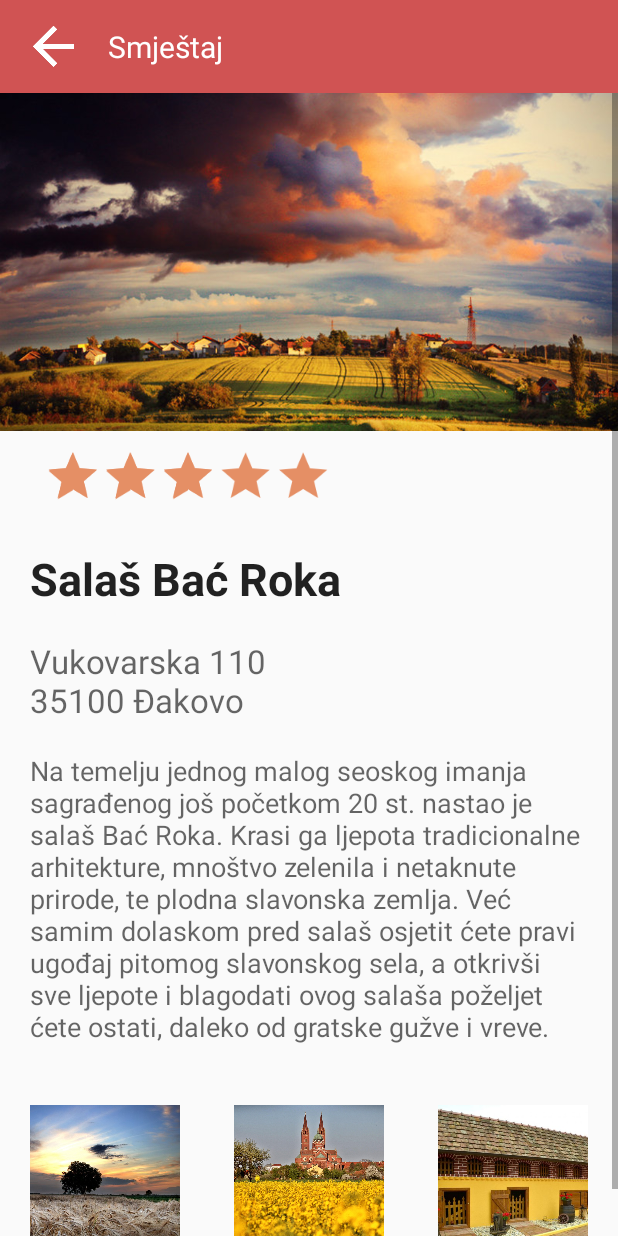
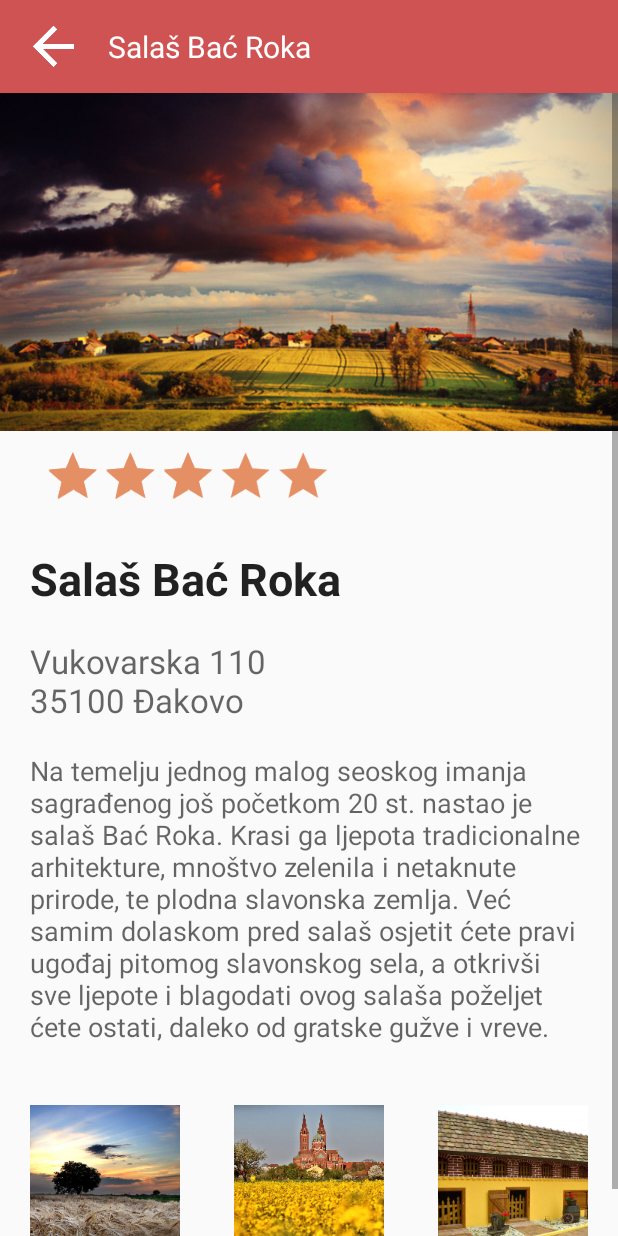
Before and after one commit to DomagojCavarOS/FindMyRoom, an Android app: the screen it shows after launch (Show), after a tap on "Salaš Bać Roka", on a phone screen of 412 x 824 dp. Run offline under Robolectric (Android 15) with nearby library versions, the phone set to English and light mode, and no system bars.

Commit message:
FindMyRoom
App with fragments :dancer:

```diff
--- a/FindMyRoom/app/src/main/AndroidManifest.xml
+++ b/FindMyRoom/app/src/main/AndroidManifest.xml
@@ -7,7 +7,8 @@
         android:icon="@mipmap/ic_launcher"
         android:label="@string/app_name"
         android:supportsRtl="true"
-        android:theme="@style/AppTheme" >
+        android:theme="@style/AppTheme"
+        android:largeHeap="true">
         <activity android:name=".MainActivity" >
             <intent-filter>
                 <action android:name="android.intent.action.MAIN" />
--- /dev/null
+++ b/FindMyRoom/app/src/main/java/com/d42gmail/cavar/findmyroom/Communicator.java
@@ -0,0 +1,9 @@
+package com.d42gmail.cavar.findmyroom;
+
+/**
+ * Created by Enigma on 1.12.2015..
+ */
+public interface Communicator {
+    void respond(Place place);
+
+}
--- a/FindMyRoom/app/src/main/java/com/d42gmail/cavar/findmyroom/FragmentA.java
+++ b/FindMyRoom/app/src/main/java/com/d42gmail/cavar/findmyroom/FragmentA.java
@@ -4,6 +4,7 @@ import android.app.Fragment;
 import android.content.res.TypedArray;
 import android.graphics.Bitmap;
 import android.graphics.BitmapFactory;
+import android.net.Uri;
 import android.os.Bundle;
 import android.os.SystemClock;
 import android.support.annotation.Nullable;
@@ -14,17 +15,19 @@ import android.view.ViewGroup;
 import android.widget.AdapterView;
 import android.widget.ListView;
 
+import java.io.File;
+import java.net.URL;
 import java.util.ArrayList;
 
 /**
  * Created by Enigma on 27.11.2015..
  */
-public class FragmentA extends Fragment{
+public class FragmentA extends Fragment implements Communicator{
 
     ListView listView;
     ArrayList<Place> arrayPlaces=new ArrayList<Place>();
     PlaceAdapter adapter;
-    Communucator comm;
+    Communicator comm;
     String[] PlaceArray;
     String[] AdresArray;
     String[] DescriptionArray;
@@ -42,12 +45,15 @@ public class FragmentA extends Fragment{
         adapter=new PlaceAdapter(getActivity(),Populate(arrayPlaces));
         listView.setAdapter(adapter);
 
+        comm= (Communicator) getActivity();
+
         listView.setOnItemClickListener(new AdapterView.OnItemClickListener() {
             @Override
             public void onItemClick(AdapterView<?> parent, View view, int position, long id) {
                 Place place = new Place();
                 place = adapter.getItem(position);
                 comm.respond(place);
+
             }
         });
 
@@ -67,20 +73,22 @@ public class FragmentA extends Fragment{
         PicturesArrayThree=getResources().obtainTypedArray(R.array.picturesThree);
         TumbnailArray=getResources().obtainTypedArray(R.array.pictureTumbnail);
 
+        for(int i=0;i<=5;i++){
 
-        for(int i=0;i<=5;i++){
             Place place1=new Place();
             place1.setPlaceName(PlaceArray[i]);
             place1.setPlaceAdress(AdresArray[i]);
             place1.setPlaceCity(CityArray[i]);
             place1.setPlaceDescription(DescriptionArray[i]);
             place1.setPlaceRate(RateArray[i]);
+
             place1.setImageMain(PicturesArrayMain.getResourceId(i, 0));
             place1.setImgOne(PicturesArrayOne.getResourceId(i, 0));
             place1.setImgTwo(PicturesArrayTwo.getResourceId(i, 0));
             place1.setImgThree(PicturesArrayThree.getResourceId(i, 0));
             place1.setImgTbn(TumbnailArray.getResourceId(i, 0));
 
+            Log.i("asd",""+place1.getImgOne());
 
 
             arrayPlace.add(place1);
@@ -88,13 +96,8 @@ public class FragmentA extends Fragment{
         return arrayPlace;
     }
 
-    public void setCommunicator(Communucator comm){
-            this.comm=comm;
+    @Override
+    public void respond(Place place) {
 
-        }
-
-    public interface Communucator{
-         void respond(Place place);
     }
-
 }
--- a/FindMyRoom/app/src/main/java/com/d42gmail/cavar/findmyroom/FragmentB.java
+++ b/FindMyRoom/app/src/main/java/com/d42gmail/cavar/findmyroom/FragmentB.java
@@ -26,11 +26,12 @@ import android.widget.TextView;
 /**
  * Created by Enigma on 27.11.2015..
  */
-public class FragmentB extends android.app.Fragment {
+public class FragmentB extends android.app.Fragment implements Communicator, View.OnClickListener {
     ImageView mainImage;
     ImageButton imageOne, imageTwo, imageThree;
     RatingBar ratingBar;
     TextView Name, Adress, Description;
+    Place place=new Place();
 
     @Nullable
     @Override
@@ -45,79 +46,77 @@ public class FragmentB extends android.app.Fragment {
         Name = (TextView) view.findViewById(R.id.idName);
         Adress = (TextView) view.findViewById(R.id.idAdress);
         Description = (TextView) view.findViewById(R.id.idDescription);
+
         Drawable drawable = ratingBar.getProgressDrawable();
-        final Boolean isTablet=MainActivity.tabletTest(getActivity());
-        Log.i("tablet","jesam li tablet? "+MainActivity.tabletTest(getActivity()));
-
         drawable.setColorFilter(Color.parseColor("#E58F65"), PorterDuff.Mode.SRC_ATOP);
-
-
-        Description.setOnDragListener(new View.OnDragListener() {
-            @Override
-            public boolean onDrag(View v, DragEvent event) {
-                Description.setMovementMethod(new ScrollingMovementMethod());
-                return false;
-            }
-        });
 
         mainImage.setOnClickListener(new View.OnClickListener() {
             @Override
             public void onClick(View v) {
-                if(isTablet==true) {
-                    showImage(convertToBitmap(mainImage.getDrawable()),mainImage.getDrawable(),true);
-                    Log.i("tablet", "da");
-                }
-                else
-                {
-                    showImage(null,mainImage.getDrawable(),false);
-                    Log.i("tablet","ne");
-                }
-
+                showImage(convertToBitmap(getResources().getDrawable(place.getImageMain()),700,430));
             }
         });
 
         imageOne.setOnClickListener(new View.OnClickListener() {
             @Override
             public void onClick(View v) {
-                if(isTablet==true) {
-                    Drawable imgdraw1=imageOne.getDrawable();
-                    showImage(convertToBitmap(imgdraw1), imageOne.getDrawable(), true);
-                }
-                else
-                {
-
-                    showImage(null, imageOne.getDrawable(), false);
-                }
+                showImage(convertToBitmap(getResources().getDrawable(place.getImgOne()),700,430));
             }
         });
+
         imageTwo.setOnClickListener(new View.OnClickListener() {
             @Override
             public void onClick(View v) {
-                if(isTablet==true) {
-                    showImage(convertToBitmap(imageTwo.getDrawable()), imageTwo.getDrawable(), true);
-                }
-                else
-                {
-                    showImage(null, imageTwo.getDrawable(), false);
-                }
+                showImage(convertToBitmap(getResources().getDrawable(place.getImgTwo()),700,430));
             }
         });
+
         imageThree.setOnClickListener(new View.OnClickListener() {
             @Override
             public void onClick(View v) {
-                if(isTablet==true) {
-                    showImage(convertToBitmap(imageThree.getDrawable()), imageThree.getDrawable(), true);
-                }
-                else
-                {
-                    showImage(null, imageThree.getDrawable(), false);
-                }
+                showImage(convertToBitmap(getResources().getDrawable(place.getImgThree()),700,430));
             }
         });
 
+
         return view;
     }
-    public void showImage(Bitmap img,Drawable imgdraw,boolean tablet) {
+
+
+
+    @Override
+    public void respond(final Place place) {
+
+        this.place=place;
+        setClicble();
+        setContent();
+
+    }
+
+    private void setClicble() {
+
+            mainImage.setClickable(true);
+            imageOne.setClickable(true);
+            imageTwo.setClickable(true);
+            imageThree.setClickable(true);
+
+
+    }
+
+    private void setContent() {
+
+        mainImage.setImageBitmap(convertToBitmap(getResources().getDrawable(place.getImageMain()), 700, 430));
+        imageOne.setImageBitmap(convertToBitmap(getResources().getDrawable(place.getImgOne()), 330, 200));
+        imageTwo.setImageBitmap(convertToBitmap(getResources().getDrawable(place.getImgTwo()), 330, 200));
+        imageThree.setImageBitmap(convertToBitmap(getResources().getDrawable(place.getImgThree()),330,200));
+        Name.setText(place.getPlaceName());
+        Description.setText(place.getPlaceDescription());
+        Adress.setText(String.format("%s\n%s",place.getPlaceAdress(),place.getPlaceCity()));
+        ratingBar.setRating(place.getPlaceRate());
+
+    }
+
+    public void showImage(Bitmap imgdraw) {
 
         Dialog builder = new Dialog(getActivity());
         builder.requestWindowFeature(Window.FEATURE_NO_TITLE);
@@ -132,30 +131,27 @@ public class FragmentB extends android.app.Fragment {
 
         ImageView imageView = new ImageView(getActivity());
 
-        if(tablet==true)
-        {
-            imageView.setImageBitmap(img);
-        }
-        else
-        {
-            imageView.setImageDrawable(imgdraw);
-        }
+        imageView.setImageBitmap(imgdraw);
+
         builder.addContentView(imageView, new RelativeLayout.LayoutParams(
                 ViewGroup.LayoutParams.MATCH_PARENT,
                 ViewGroup.LayoutParams.MATCH_PARENT));
         builder.show();
     }
 
+    public Bitmap convertToBitmap(Drawable drawable, int widith, int height) {
 
-    public Bitmap convertToBitmap(Drawable drawable) {
-
-        Log.i("tablet","convertToBitmap");
-        Bitmap mutableBitmap = Bitmap.createBitmap(640, 420, Bitmap.Config.ARGB_8888);
+        Log.i("tablet", "convertToBitmap");
+        Bitmap mutableBitmap = Bitmap.createBitmap(widith, height, Bitmap.Config.ARGB_8888);
         Canvas canvas = new Canvas(mutableBitmap);
-        drawable.setBounds(0, 0, 640, 420);
+        drawable.setBounds(0, 0, widith, height);
         drawable.draw(canvas);
 
         return mutableBitmap;
     }
 
+    @Override
+    public void onClick(View v) {
+
+    }
 }
--- a/FindMyRoom/app/src/main/java/com/d42gmail/cavar/findmyroom/MainActivity.java
+++ b/FindMyRoom/app/src/main/java/com/d42gmail/cavar/findmyroom/MainActivity.java
@@ -16,11 +16,12 @@ import android.widget.ImageView;
 
 import java.io.Serializable;
 
-public class MainActivity extends AppCompatActivity implements FragmentA.Communucator {
+public class MainActivity extends AppCompatActivity implements Communicator {
 
     FragmentA fragA;
     FragmentB fragB;
     FragmentManager fragmentManager;
+    Communicator comm1;
     @Override
     protected void onCreate(Bundle savedInstanceState) {
         super.onCreate(savedInstanceState);
@@ -41,7 +42,7 @@ public class MainActivity extends AppCompatActivity implements FragmentA.Communu
 
         fragmentManager=getFragmentManager();
         fragA = (FragmentA) fragmentManager.findFragmentById(R.id.fragment);
-        fragA.setCommunicator(this);
+
     }
 
     @Override
@@ -50,22 +51,19 @@ public class MainActivity extends AppCompatActivity implements FragmentA.Communu
         fragB= (FragmentB) fragmentManager.findFragmentById(R.id.fragment2);
 
         if(fragB != null && fragB.isVisible())
-        {//ako je tablet na landscapeu
+        {//ako je tablet na landscape-u
+
             layoutChange();
-            fragB.mainImage.setImageResource(place.getImageMain());
-            fragB.imageOne.setImageResource(place.getImgOne());
-            fragB.imageTwo.setImageResource(place.getImgTwo());
-            fragB.imageThree.setImageResource(place.getImgThree());
-            fragB.Name.setText(place.getPlaceName());
-            fragB.Description.setText(place.getPlaceDescription());
-            fragB.Adress.setText(String.format("%s\n%s",place.getPlaceAdress(),place.getPlaceCity()));
-            fragB.ratingBar.setRating(place.getPlaceRate());
-            Log.i("stanje", "Tablet Landscape");
+            comm1=fragB;
+            comm1.respond(place);
+
+
         }
         else
         {
             Intent intent=new Intent(this,Show.class);
             intent.putExtra("PlaceClass", place);
+            Log.i("test", "prosao itent");
             startActivityForResult(intent, 0);
 
         }
--- a/FindMyRoom/app/src/main/java/com/d42gmail/cavar/findmyroom/Place.java
+++ b/FindMyRoom/app/src/main/java/com/d42gmail/cavar/findmyroom/Place.java
@@ -1,7 +1,4 @@
 package com.d42gmail.cavar.findmyroom;
-
-import android.content.res.TypedArray;
-
 import java.io.Serializable;
 
 /**
@@ -9,7 +6,7 @@ import java.io.Serializable;
  */
 public class Place implements Serializable {
 
-    int imageMain,imgOne, imgTwo,imgThree,placeRate,imgTbn;
+    int imageMain,imgOne, imgTwo,imgThree,imgTbn,placeRate;
     String placeName,placeAdress,placeDescription,placeCity;
 
     public Place(int imageMain, int imgOne, int imgTwo, int imgThree,int imgTbn,int placeRate, String placeName,String placeCity, String placeAdress, String placeDescription) {
@@ -29,7 +26,7 @@ public class Place implements Serializable {
     }
     public Place()
     {
-        imageMain=R.drawable.andro;
+        imageMain=R.drawable.error;
         imgOne=R.drawable.error;
         imgTwo=R.drawable.error;
         imgThree=R.drawable.error;
--- a/FindMyRoom/app/src/main/java/com/d42gmail/cavar/findmyroom/PlaceAdapter.java
+++ b/FindMyRoom/app/src/main/java/com/d42gmail/cavar/findmyroom/PlaceAdapter.java
@@ -48,7 +48,7 @@ public class PlaceAdapter extends BaseAdapter {
     public View getView(int position, View convertView, ViewGroup parent) {
         if(convertView==null)
         {
-           convertView=View.inflate(ctx,R.layout.list_item,null);
+            convertView=View.inflate(ctx,R.layout.list_item,null);
         }
 
         image_item= (ImageView) convertView.findViewById(R.id.idImage_item);
@@ -58,7 +58,7 @@ public class PlaceAdapter extends BaseAdapter {
         Boolean isTablet=MainActivity.tabletTest(ctx);
         if(isTablet==true)
         {
-        itemLayoutChange(convertView);
+            itemLayoutChange(convertView);
         }
 
         Place currentPlace=arrayAdapterList.get(position);
--- a/FindMyRoom/app/src/main/java/com/d42gmail/cavar/findmyroom/Show.java
+++ b/FindMyRoom/app/src/main/java/com/d42gmail/cavar/findmyroom/Show.java
@@ -17,11 +17,12 @@ import android.widget.ImageButton;
 import android.widget.ImageView;
 import android.widget.TextView;
 
-public class Show extends Activity {
+public class Show extends Activity implements Communicator {
     FragmentB fragB;
     FragmentManager fragmentManager;
     ImageButton back;
     TextView AppBarName;
+    Communicator comm2;
 
 
     @Override
@@ -32,7 +33,6 @@ public class Show extends Activity {
         back= (ImageButton) findViewById(R.id.app_bar_backButton);
         AppBarName= (TextView) findViewById(R.id.app_bar_Text);
 
-        Log.i("obj","proso");
         Place place= new Place();
         Intent intent=getIntent();
         place= (Place) intent.getSerializableExtra("PlaceClass");
@@ -40,9 +40,10 @@ public class Show extends Activity {
         fragmentManager=getFragmentManager();
         fragB= (FragmentB) fragmentManager.findFragmentById(R.id.fragment2);
 
-        setContent(place);
+        AppBarName.setText(""+place.getPlaceName());
 
-        setClickable();
+        comm2=fragB;
+        comm2.respond(place);
 
         back.setOnClickListener(new View.OnClickListener() {
             @Override
@@ -53,24 +54,9 @@ public class Show extends Activity {
 
     }
 
-    private void setContent(Place place) {
 
-        fragB.mainImage.setImageResource(place.getImageMain());
-        fragB.imageOne.setImageResource(place.getImgOne());
-        fragB.imageTwo.setImageResource(place.getImgTwo());
-        fragB.imageThree.setImageResource(place.getImgThree());
-        fragB.Name.setText("" + place.getPlaceName());
-        fragB.Adress.setText(String.format("%s\n%s",place.getPlaceAdress(),place.getPlaceCity()));
-        fragB.Description.setText(""+place.getPlaceDescription());
-        fragB.ratingBar.setRating(place.getPlaceRate());
-    }
-
-    private void setClickable() {
-        fragB.mainImage.setClickable(true);
-        fragB.imageOne.setClickable(true);
-        fragB.imageTwo.setClickable(true);
-        fragB.imageThree.setClickable(true);
+    @Override
+    public void respond(Place place) {
 
     }
-
 }
```
